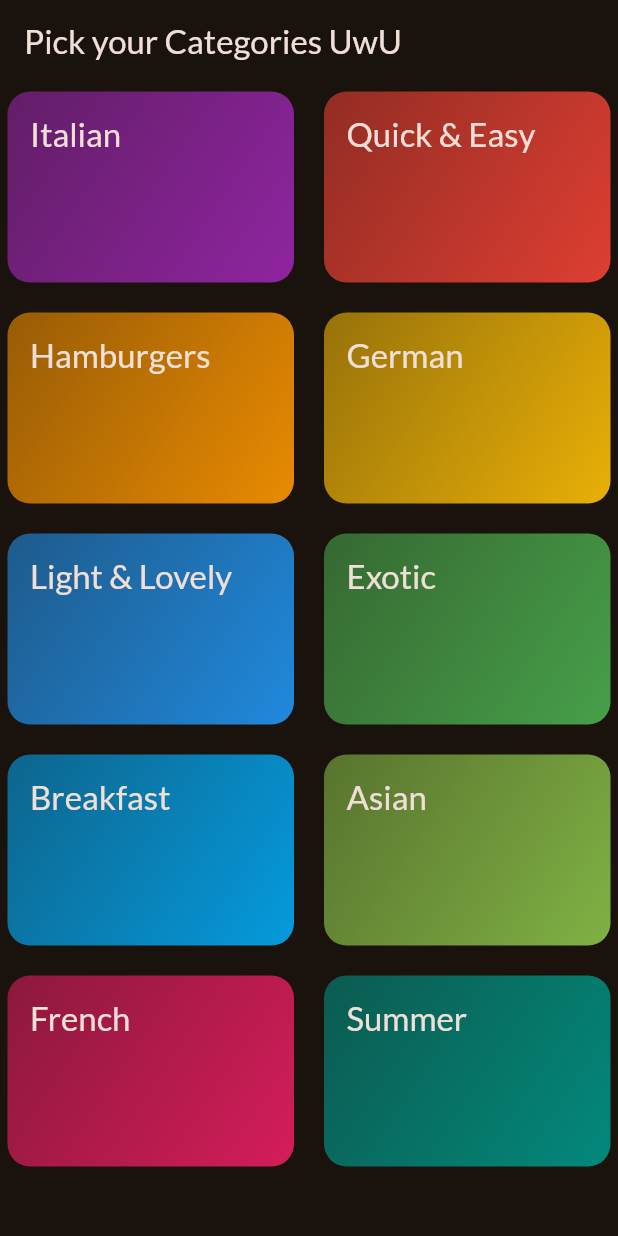
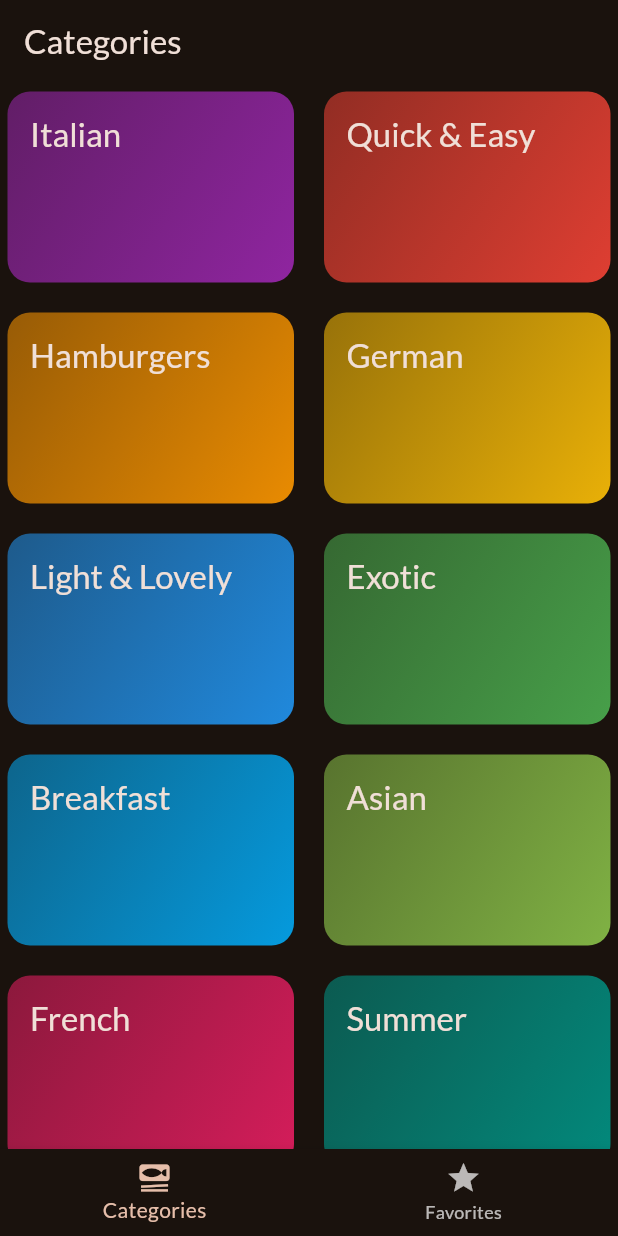
Before and after one commit to FinalformSora/meals_app, a Flutter app: the screen it shows after launch, on a phone screen of 412 x 824 dp. Run offline on Flutter 3.47's test engine with Material 3 defaults, Android fonts, the phone set to English and light mode, and no system bars; our stand-ins replace google_fonts, transparent_image.

Commit message:
Update iOS build files and add TabsScreen

```diff
--- a/lib/main.dart
+++ b/lib/main.dart
@@ -4,6 +4,7 @@ import 'package:google_fonts/google_fonts.dart';
 import 'package:meals_app/data/dummy_data.dart';
 import 'package:meals_app/screens/categories.dart';
 import 'package:meals_app/screens/meals.dart';
+import 'package:meals_app/screens/tabs.dart';
 
 final theme = ThemeData(
   useMaterial3: true,
@@ -25,7 +26,7 @@ class App extends StatelessWidget {
   Widget build(BuildContext context) {
     return MaterialApp(
       theme: theme,
-      home: const CategoriesScreen(),
+      home: const TabsScreen(),
     );
   }
 }
--- a/lib/screens/categories.dart
+++ b/lib/screens/categories.dart
@@ -25,11 +25,7 @@ class CategoriesScreen extends StatelessWidget {
 
   @override
   Widget build(BuildContext context) {
-    return Scaffold(
-      appBar: AppBar(
-        title: const Text('Pick your Categories UwU'),
-      ),
-      body: GridView(
+    return GridView(
       padding: const EdgeInsets.all(5),
       gridDelegate: const SliverGridDelegateWithFixedCrossAxisCount(
         crossAxisCount: 2,
@@ -45,7 +41,7 @@ class CategoriesScreen extends StatelessWidget {
               _selectCategory(context, category);
             },
           ),
-          ]),
+      ],
     );
   }
 }
--- /dev/null
+++ b/lib/screens/tabs.dart
@@ -0,0 +1,56 @@
+import 'package:flutter/material.dart';
+import 'package:meals_app/screens/categories.dart';
+import 'package:meals_app/screens/meals.dart';
+
+class TabsScreen extends StatefulWidget {
+  const TabsScreen({Key? key}) : super(key: key);
+
+  @override
+  State<TabsScreen> createState() {
+    return _TabsScreenState();
+  }
+}
+
+class _TabsScreenState extends State<TabsScreen> {
+  int _selectedPageIndex = 0;
+
+  void _selectPage(int index) {
+    setState(() {
+      _selectedPageIndex = index;
+    });
+  }
+
+  @override
+  Widget build(BuildContext context) {
+    Widget activePage = const CategoriesScreen();
+    var activePageTitle = 'Categories';
+
+    if (_selectedPageIndex == 1) {
+      activePage = const MealsScreen(
+        meals: [],
+      );
+      activePageTitle = 'Favorites';
+    }
+
+    return Scaffold(
+      appBar: AppBar(
+        title: Text(activePageTitle),
+      ),
+      body: activePage,
+      bottomNavigationBar: BottomNavigationBar(
+        onTap: _selectPage,
+        currentIndex: _selectedPageIndex,
+        items: const [
+          BottomNavigationBarItem(
+            icon: const Icon(Icons.set_meal),
+            label: 'Categories',
+          ),
+          BottomNavigationBarItem(
+            icon: const Icon(Icons.star),
+            label: 'Favorites',
+          ),
+        ],
+      ),
+    );
+  }
+}
```
Also changed, not shown: lib/screens/meal_details.dart (added, +69 -0 lines), lib/screens/meals.dart (+22 -4 lines), lib/widgets/meal_item.dart (+9 -3 lines), 14 other files. Lines whose indentation alone changed are shown as unchanged.
